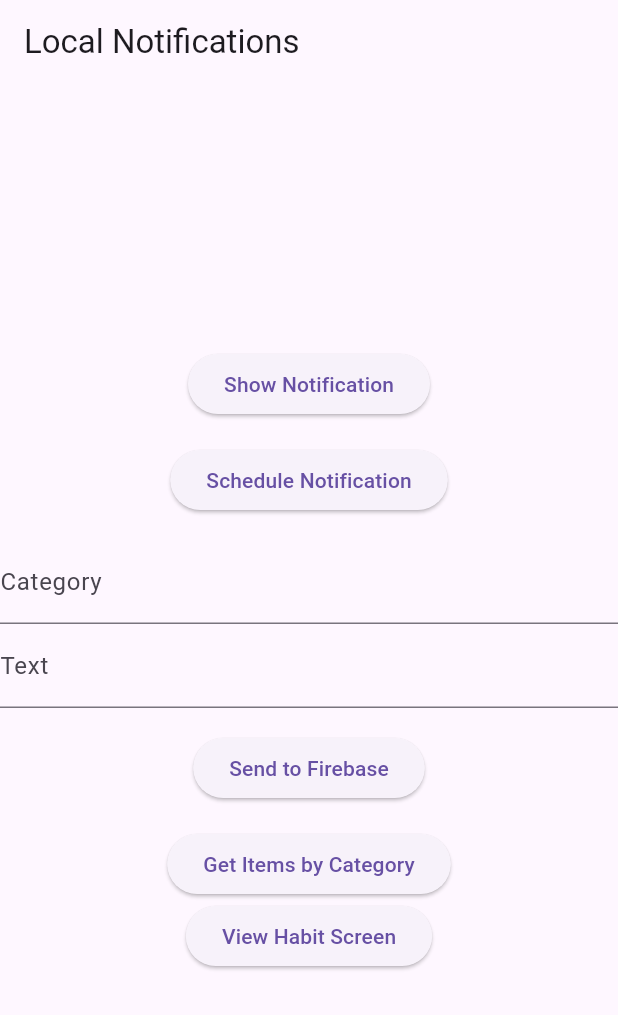
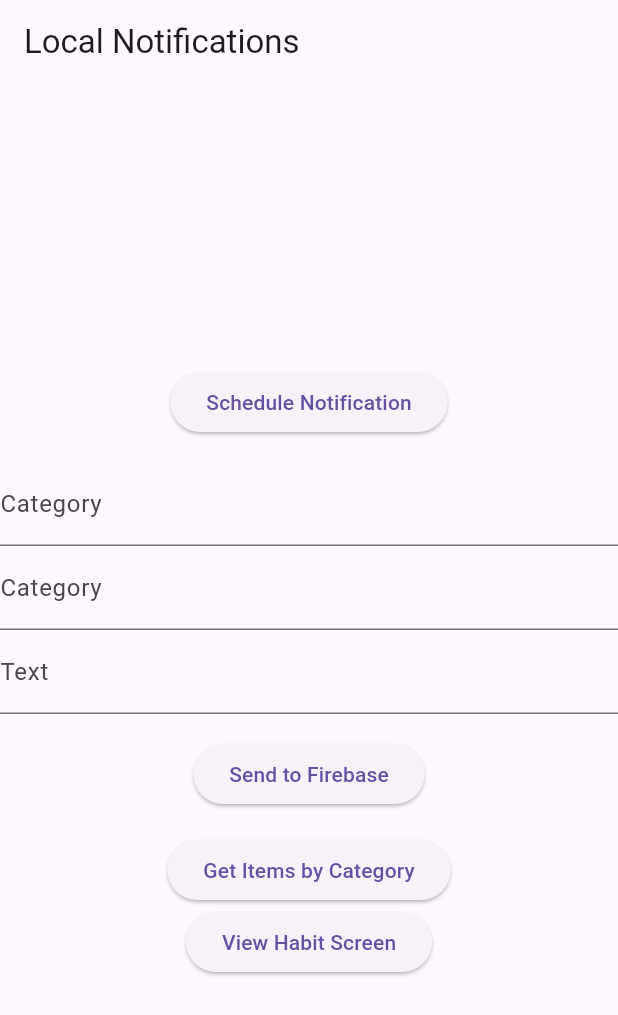
Before and after one commit to DamjanVincic/gdsc-solution-challenge, a Flutter app: the screen it shows after launch, after a tap on "Send to Firebase", on a phone screen of 412 x 824 dp. Shown: the top 1015 px of the screen. Run offline on Flutter 3.47's test engine with Material 3 defaults, Android fonts, the phone set to English and light mode, and no system bars; our stand-ins replace flutter_local_notifications, shared_preferences, timezone; network calls fail.

Commit message:
Implemented details for notifications

```diff
--- a/lib/main.dart
+++ b/lib/main.dart
@@ -42,15 +42,17 @@ class MyApp extends StatelessWidget {
 
   final FirebaseService firebaseService;
   final TextEditingController categoryController = TextEditingController();
-  final TextEditingController textController = TextEditingController();
+  final TextEditingController titleController = TextEditingController();
+  final TextEditingController detailsController = TextEditingController();
 
   MyApp({required this.notificationService, required this.firebaseService, Key? key}) : super(key: key);
 
   void sendToFirebase() {
     final String category = categoryController.text;
-    final String text = textController.text;
+    final String title = titleController.text;
+    final String details = detailsController.text;
 
-    firebaseService.uploadNotification(category, text);
+    firebaseService.uploadNotification(category, title, details);
   }
 
   @override
@@ -62,10 +64,6 @@ class MyApp extends StatelessWidget {
           child: Column(
             mainAxisAlignment: MainAxisAlignment.center,
             children: [
-              ElevatedButton(
-                onPressed: notificationService.showNotification,
-                child: const Text('Show Notification'),
-              ),
               const SizedBox(height: 16), // Add some spacing
               ElevatedButton(
                 onPressed: notificationService.scheduleNotification,
@@ -77,7 +75,11 @@ class MyApp extends StatelessWidget {
                 decoration: const InputDecoration(labelText: 'Category'),
               ),
               TextField(
-                controller: textController,
+                controller: detailsController,
+                decoration: const InputDecoration(labelText: 'Category'),
+              ),
+              TextField(
+                controller: titleController,
                 decoration: const InputDecoration(labelText: 'Text'),
               ),
               const SizedBox(height: 16.0),
--- a/lib/src/models/notification.dart
+++ b/lib/src/models/notification.dart
@@ -1,13 +1,15 @@
 class NotificationItem {
   String category;
-  String text;
+  String title;
+  String details;
 
-  NotificationItem({required this.category, required this.text});
+  NotificationItem({required this.category, required this.title, required this.details});
 
   Map<String, dynamic> toMap() {
     return {
       'category': category,
-      'text': text,
+      'text': title,
+      'details': details
     };
   }
 }
--- a/lib/src/services/firebase_service.dart
+++ b/lib/src/services/firebase_service.dart
@@ -1,6 +1,5 @@
 import 'dart:convert';
 import 'dart:core';
-import 'package:flutter_dotenv/flutter_dotenv.dart';
 
 import '../models/notification.dart';
 import 'package:http/http.dart' as http;
@@ -9,8 +8,8 @@ class FirebaseService {
   final String baseUrl = "https://actualizer-fb7e8-default-rtdb.europe-west1.firebasedatabase.app";
   final String notificationsEndpoint = "/notifications.json";
 
-  void uploadNotification(String category, String text) async {
-    NotificationItem notificationItem = NotificationItem(category: category, text: text);
+  void uploadNotification(String category, String text, String details) async {
+    NotificationItem notificationItem = NotificationItem(category: category, title: text, details: details);
     final String firebaseUrl = '$baseUrl$notificationsEndpoint';
 
     try {
@@ -41,7 +40,7 @@ class FirebaseService {
         final data = List.from(json.decode(response.body).values);
         for (var item in data) {
           print(item);
-          items.add(NotificationItem(category: (item['category']), text: item['text']));
+          items.add(NotificationItem(category: (item['category']), title: item['text'], details: item['details']));
         }
         return items;
       } else {
```
Also changed, not shown: lib/src/services/notification_service.dart (+5 -23 lines), lib/src/views/notification_screen.dart (added, +31 -0 lines).
